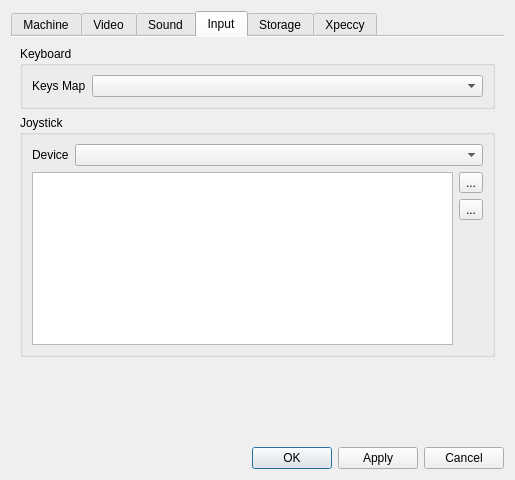
Above: ui/setupwin.ui from samstyle/Xpeccy before the change. Below: the same form after it.
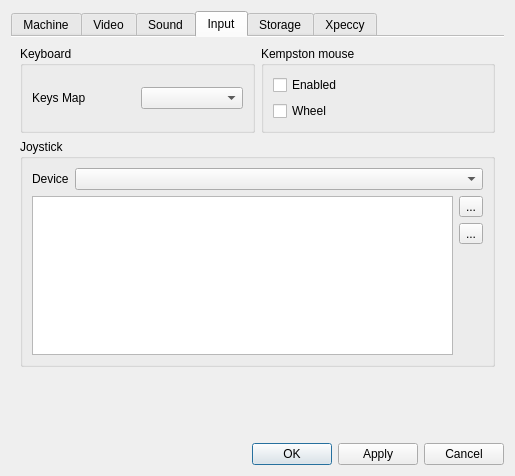
That is the form after the change. The open tabs and pages were chosen to show the change. Icons and pictures are not drawn.

Patch:
```diff
--- a/ui/setupwin.ui
+++ b/ui/setupwin.ui
@@ -7,7 +7,7 @@
     <x>0</x>
     <y>0</y>
     <width>505</width>
-    <height>480</height>
+    <height>476</height>
    </rect>
   </property>
   <property name="sizePolicy">
@@ -1065,13 +1065,15 @@
         <attribute name="title">
          <string>Input</string>
         </attribute>
-        <layout class="QVBoxLayout" name="verticalLayout_30">
+        <layout class="QVBoxLayout" name="verticalLayout_5">
+         <item>
+          <layout class="QHBoxLayout" name="horizontalLayout_16">
          <item>
           <widget class="QGroupBox" name="groupBox_4">
            <property name="title">
             <string>Keyboard</string>
            </property>
-           <layout class="QGridLayout" name="gridLayout_21" columnstretch="0,10">
+             <layout class="QGridLayout" name="gridLayout_21" columnstretch="0,0">
             <item row="1" column="1">
              <widget class="QComboBox" name="keyMapBox"/>
             </item>
@@ -1084,6 +1086,31 @@
             </item>
            </layout>
           </widget>
+           </item>
+           <item>
+            <widget class="QGroupBox" name="groupBox_5">
+             <property name="title">
+              <string>Kempston mouse</string>
+             </property>
+             <layout class="QVBoxLayout" name="verticalLayout_3">
+              <item>
+               <widget class="QCheckBox" name="ratEnable">
+                <property name="text">
+                 <string>Enabled</string>
+                </property>
+               </widget>
+              </item>
+              <item>
+               <widget class="QCheckBox" name="ratWheel">
+                <property name="text">
+                 <string>Wheel</string>
+                </property>
+               </widget>
+              </item>
+             </layout>
+            </widget>
+           </item>
+          </layout>
          </item>
          <item>
           <widget class="QGroupBox" name="joyBox">
```
Lines whose indentation alone changed are shown as unchanged.
